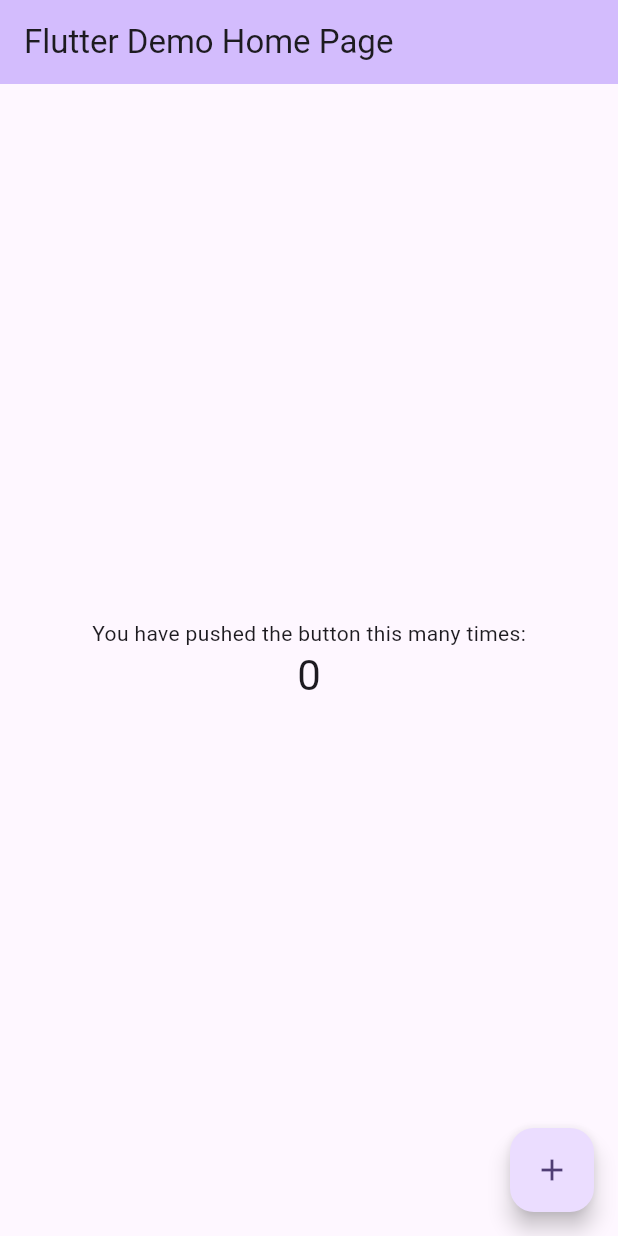
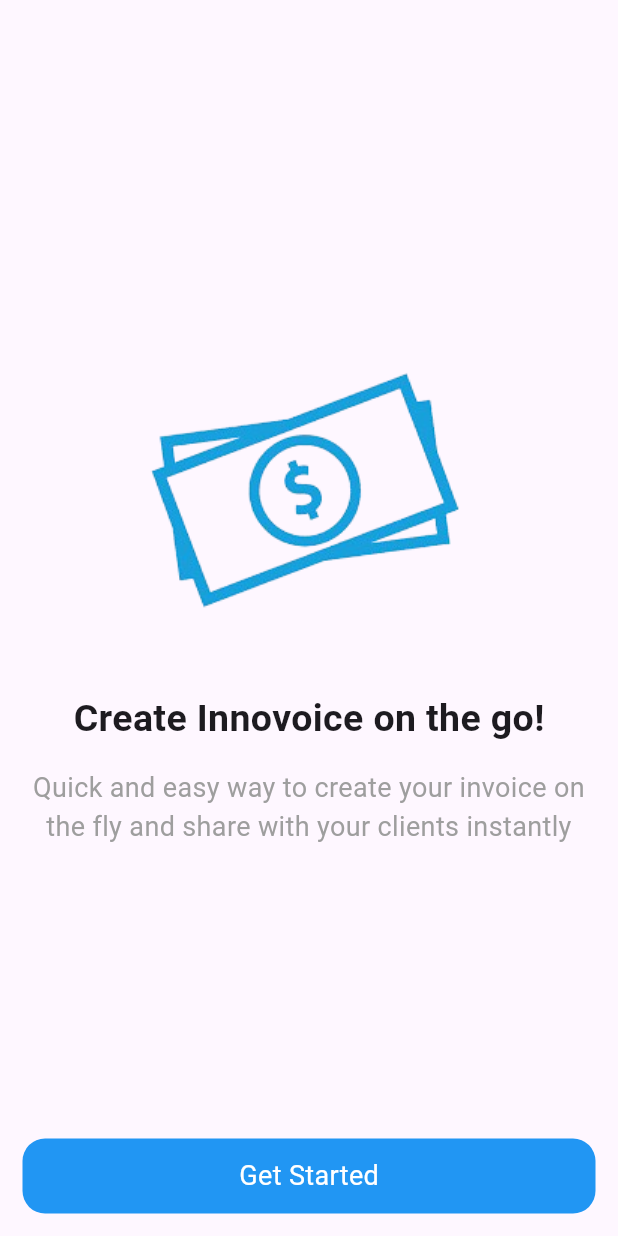
Before and after one commit to Djenh/TaxPayer, a Flutter app: the screen it shows after launch, on a phone screen of 412 x 824 dp. Run offline on Flutter 3.47's test engine with Material 3 defaults, Android fonts, the phone set to English and light mode, and no system bars; our stand-ins replace image_picker.

```diff
--- /dev/null
+++ b/lib/components/buttonComponent.dart
@@ -0,0 +1,29 @@
+import 'package:flutter/material.dart';
+
+import '../themes/theme.dart';
+
+class ButtonComponent extends StatelessWidget {
+  String? labelButton;
+  ButtonComponent({super.key, required this.labelButton,});
+
+  @override
+  Widget build(BuildContext context) {
+    return Container(
+      width: double.infinity,
+      height: 50,
+      margin: EdgeInsets.all(15),
+      decoration: BoxDecoration(
+        color: blueColor,
+        borderRadius: BorderRadius.circular(15)
+      ),
+      child: Center(
+        child: Text('$labelButton',
+          style: TextStyle(
+              fontSize: 18,
+              color: Colors.white
+          ),
+        ),
+      )
+    );
+  }
+}
--- a/lib/main.dart
+++ b/lib/main.dart
@@ -1,4 +1,7 @@
+import 'package:bes_mobile/screens/createCompanyScreen.dart';
 import 'package:flutter/material.dart';
+import 'screens/homeScreen.dart';
+
 
 void main() {
   runApp(const MyApp());
@@ -7,119 +10,12 @@ void main() {
 class MyApp extends StatelessWidget {
   const MyApp({super.key});
 
-  // This widget is the root of your application.
   @override
   Widget build(BuildContext context) {
     return MaterialApp(
-      title: 'Flutter Demo',
-      theme: ThemeData(
-        // This is the theme of your application.
-        //
-        // TRY THIS: Try running your application with "flutter run". You'll see
-        // the application has a purple toolbar. Then, without quitting the app,
-        // try changing the seedColor in the colorScheme below to Colors.green
-        // and then invoke "hot reload" (save your changes or press the "hot
-        // reload" button in a Flutter-supported IDE, or press "r" if you used
-        // the command line to start the app).
-        //
-        // Notice that the counter didn't reset back to zero; the application
-        // state is not lost during the reload. To reset the state, use hot
-        // restart instead.
-        //
-        // This works for code too, not just values: Most code changes can be
-        // tested with just a hot reload.
-        colorScheme: ColorScheme.fromSeed(seedColor: Colors.deepPurple),
-        useMaterial3: true,
-      ),
-      home: const MyHomePage(title: 'Flutter Demo Home Page'),
+      debugShowCheckedModeBanner: false,
+      title: "",
+      home: HomeScreen(),
     );
   }
 }
-
-class MyHomePage extends StatefulWidget {
-  const MyHomePage({super.key, required this.title});
-
-  // This widget is the home page of your application. It is stateful, meaning
-  // that it has a State object (defined below) that contains fields that affect
-  // how it looks.
-
-  // This class is the configuration for the state. It holds the values (in this
-  // case the title) provided by the parent (in this case the App widget) and
-  // used by the build method of the State. Fields in a Widget subclass are
-  // always marked "final".
-
-  final String title;
-
-  @override
-  State<MyHomePage> createState() => _MyHomePageState();
-}
-
-class _MyHomePageState extends State<MyHomePage> {
-  int _counter = 0;
-
-  void _incrementCounter() {
-    setState(() {
-      // This call to setState tells the Flutter framework that something has
-      // changed in this State, which causes it to rerun the build method below
-      // so that the display can reflect the updated values. If we changed
-      // _counter without calling setState(), then the build method would not be
-      // called again, and so nothing would appear to happen.
-      _counter++;
-    });
-  }
-
-  @override
-  Widget build(BuildContext context) {
-    // This method is rerun every time setState is called, for instance as done
-    // by the _incrementCounter method above.
-    //
-    // The Flutter framework has been optimized to make rerunning build methods
-    // fast, so that you can just rebuild anything that needs updating rather
-    // than having to individually change instances of widgets.
-    return Scaffold(
-      appBar: AppBar(
-        // TRY THIS: Try changing the color here to a specific color (to
-        // Colors.amber, perhaps?) and trigger a hot reload to see the AppBar
-        // change color while the other colors stay the same.
-        backgroundColor: Theme.of(context).colorScheme.inversePrimary,
-        // Here we take the value from the MyHomePage object that was created by
-        // the App.build method, and use it to set our appbar title.
-        title: Text(widget.title),
-      ),
-      body: Center(
-        // Center is a layout widget. It takes a single child and positions it
-        // in the middle of the parent.
-        child: Column(
-          // Column is also a layout widget. It takes a list of children and
-          // arranges them vertically. By default, it sizes itself to fit its
-          // children horizontally, and tries to be as tall as its parent.
-          //
-          // Column has various properties to control how it sizes itself and
-          // how it positions its children. Here we use mainAxisAlignment to
-          // center the children vertically; the main axis here is the vertical
-          // axis because Columns are vertical (the cross axis would be
-          // horizontal).
-          //
-          // TRY THIS: Invoke "debug painting" (choose the "Toggle Debug Paint"
-          // action in the IDE, or press "p" in the console), to see the
-          // wireframe for each widget.
-          mainAxisAlignment: MainAxisAlignment.center,
-          children: <Widget>[
-            const Text(
-              'You have pushed the button this many times:',
-            ),
-            Text(
-              '$_counter',
-              style: Theme.of(context).textTheme.headlineMedium,
-            ),
-          ],
-        ),
-      ),
-      floatingActionButton: FloatingActionButton(
-        onPressed: _incrementCounter,
-        tooltip: 'Increment',
-        child: const Icon(Icons.add),
-      ), // This trailing comma makes auto-formatting nicer for build methods.
-    );
-  }
-}
--- /dev/null
+++ b/lib/screens/homeScreen.dart
@@ -0,0 +1,55 @@
+
+import 'package:bes_mobile/themes/theme.dart';
+import 'package:flutter/material.dart';
+import '../components/buttonComponent.dart';
+import '../screens/createCompanyScreen.dart';
+
+class HomeScreen extends StatefulWidget {
+  const HomeScreen({super.key});
+
+  @override
+  State<HomeScreen> createState() => _HomeScreenState();
+}
+
+class _HomeScreenState extends State<HomeScreen> {
+  @override
+  Widget build(BuildContext context) {
+    return Scaffold(
+      body: ListView(
+        padding: EdgeInsets.all(15),
+        children: [
+          SizedBox(
+            height: MediaQuery.of(context).size.height / 4,
+          ),
+          Image(image: AssetImage("assets/images/logo.png")),
+          SizedBox(
+            height: 30,
+          ),
+          Center(
+            child: Text(
+              'Create Innovoice on the go!',
+              style: TextStyle(fontWeight: FontWeight.bold, fontSize: 25),
+            ),
+          ),
+          SizedBox(
+            height: 15,
+          ),
+          Center(
+            child: Text(
+              "Quick and easy way to create your invoice on the fly and share with your clients instantly",
+              style: TextStyle(color: greyColor, fontSize: 18),
+              textAlign: TextAlign.center,
+            ),
+          )
+        ],
+      ),
+      bottomNavigationBar: GestureDetector(
+          onTap: () {
+            Navigator.push(context, MaterialPageRoute(builder: (context) => CreateCompanyScreen(),));
+          },
+          child: ButtonComponent(
+        labelButton: "Get Started",
+      )),
+    );
+  }
+}
--- /dev/null
+++ b/lib/themes/theme.dart
@@ -0,0 +1,6 @@
+import 'package:flutter/material.dart';
+
+var greyColor = Colors.grey;
+var blueColor = Colors.blue;
+var whiteColor = Colors.white;
+var blueLigthColor = Color(0xFFC2EFEC);
--- a/pubspec.yaml
+++ b/pubspec.yaml
@@ -35,6 +35,7 @@ dependencies:
   # The following adds the Cupertino Icons font to your application.
   # Use with the CupertinoIcons class for iOS style icons.
   cupertino_icons: ^1.0.6
+  image_picker: ^1.1.2
 
 dev_dependencies:
   flutter_test:
@@ -59,8 +60,8 @@ flutter:
   uses-material-design: true
 
   # To add assets to your application, add an assets section, like this:
-  # assets:
-  #   - images/a_dot_burr.jpeg
+  assets:
+    - assets/images/
   #   - images/a_dot_ham.jpeg
 
   # An image asset can refer to one or more resolution-specific "variants", see
```
Also changed, not shown: lib/components/imagePickerComponent.dart (added, +72 -0 lines), lib/components/inputComponent.dart (added, +34 -0 lines), lib/screens/createCompanyScreen.dart (added, +87 -0 lines), assets/images/logo.png (added), pubspec.lock, 2 other files.
